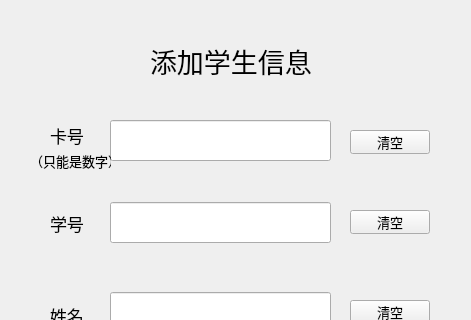
This is addstudent.ui in kagura114/NetCard as Qt 5 draws it before an edit; both pictures show x 0 to 471 and y 0 to 320 of the 471 by 543 pixel window. The edited form follows.
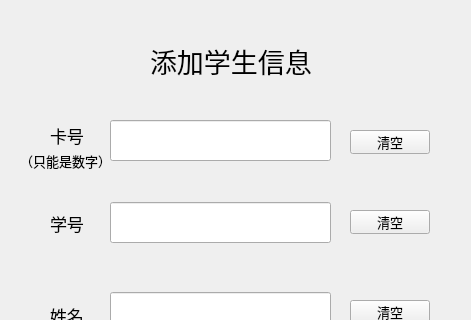
This is the edited form.

Diff of the .ui file:
```diff
--- a/addstudent.ui
+++ b/addstudent.ui
@@ -180,9 +180,9 @@
   <widget class="QLabel" name="label_5">
    <property name="geometry">
     <rect>
-     <x>30</x>
+     <x>20</x>
      <y>150</y>
-     <width>81</width>
+     <width>91</width>
      <height>21</height>
     </rect>
    </property>
```
